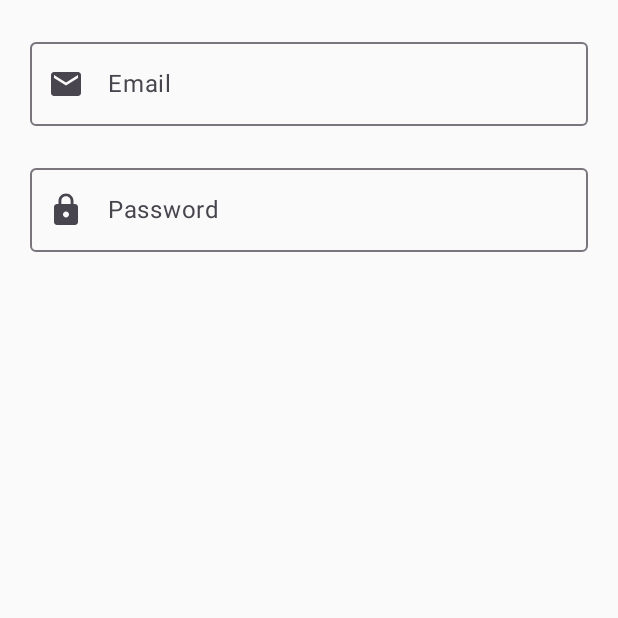
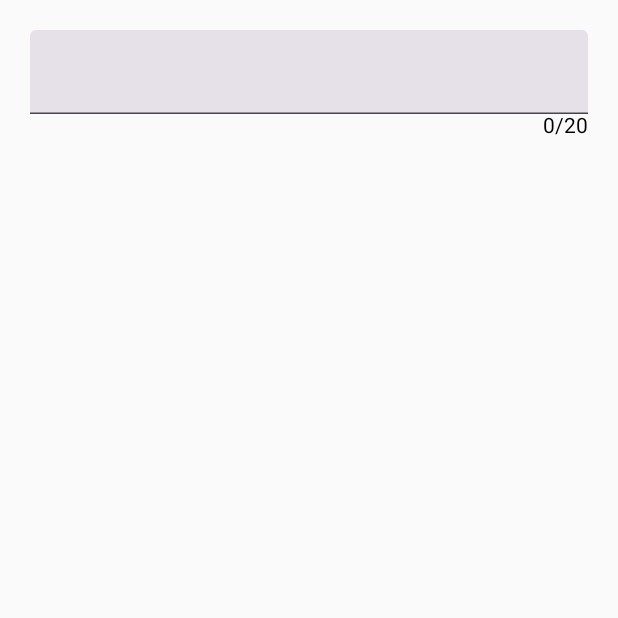
Before and after one commit to bojarski-kursy/kurs-android-tasks, an Android app built with Jetpack Compose: the screen it shows after launch (MainActivity), on a phone screen of 412 x 824 dp, the top half of it. Run offline under Robolectric (Android 15) with nearby library versions, the phone set to English and light mode, and no system bars.

Commit message:
Compose - TextField exercise2

```diff
--- a/app/src/main/java/ski/bojar/kurs/android/tasks/MainActivity.kt
+++ b/app/src/main/java/ski/bojar/kurs/android/tasks/MainActivity.kt
@@ -91,7 +91,45 @@ class MainActivity : ComponentActivity() {
         setContent {
             //MyTextField()
             //MyOutlinedTextField()
-            MyTextFieldExercise()
+            //MyTextFieldExercise()
+            MyTextFieldExercise2()
+        }
+    }
+
+    @Composable
+    fun MyTextFieldExercise2() {
+        var text by remember { mutableStateOf("") }
+        var isTextTooLong by remember { mutableStateOf(false) }
+        val maxChar = 20
+
+        Column(
+            modifier = Modifier
+                .fillMaxWidth()
+                .padding(20.dp)
+        ) {
+            TextField(
+                value = text,
+                onValueChange = { value ->
+                    text = value
+                    isTextTooLong = text.length > maxChar
+                },
+                modifier = Modifier.fillMaxWidth(),
+                isError = isTextTooLong
+            )
+
+            Box(modifier = Modifier.fillMaxWidth()) {
+                if (isTextTooLong) {
+                    Text(
+                        text = "Tekst jest za długi",
+                        color = Color.Red,
+                        modifier = Modifier.align(Alignment.TopStart)
+                    )
+                }
+                Text(
+                    text = "${text.length}/$maxChar",
+                    modifier = Modifier.align(Alignment.TopEnd)
+                )
+            }
         }
     }
 
```
